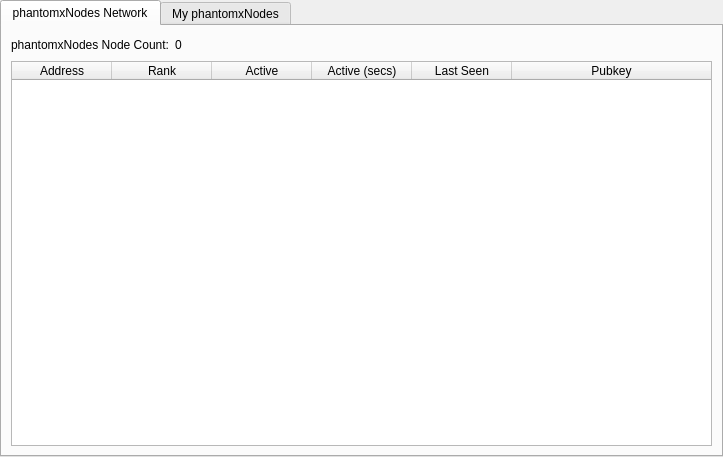
phantomxdev/phantomx, file src/qt/forms/masternodemanager.ui: the form before one commit.
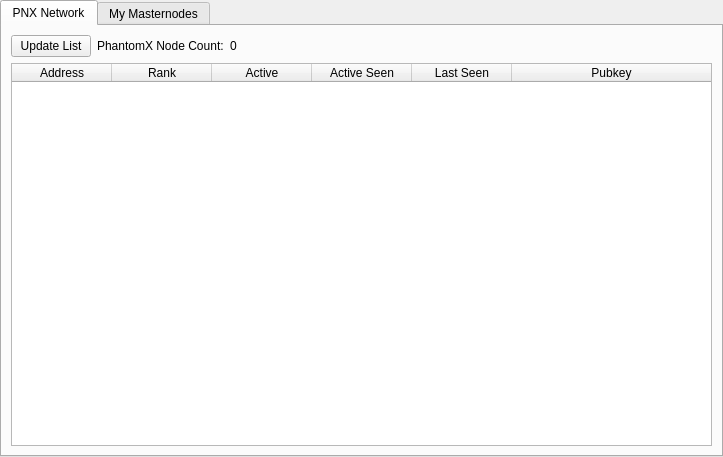
The form after the commit.

```diff
--- a/src/qt/forms/masternodemanager.ui
+++ b/src/qt/forms/masternodemanager.ui
@@ -38,7 +38,7 @@
        </property>
        <widget class="QWidget" name="tab">
         <attribute name="title">
-         <string>phantomxNodes Network</string>
+         <string>PNX Network</string>
         </attribute>
         <layout class="QGridLayout" name="gridLayout">
          <item row="1" column="0">
@@ -72,7 +72,7 @@
            </column>
            <column>
             <property name="text">
-             <string>Active (secs)</string>
+             <string>Active Seen</string>
             </property>
            </column>
            <column>
@@ -92,10 +92,20 @@
            <property name="bottomMargin">
             <number>0</number>
            </property>
+           <item>
+            <widget class="QPushButton" name="updateMNListButton">
+             <property name="toolTip">
+              <string>Update Masternodes List</string>
+             </property>
+             <property name="text">
+              <string>Update List</string>
+             </property>
+            </widget>
+           </item>
            <item>
             <widget class="QLabel" name="label_2">
              <property name="text">
-              <string>phantomxNodes Node Count:</string>
+              <string>PhantomX Node Count:</string>
              </property>
             </widget>
            </item>
@@ -125,7 +135,7 @@
        </widget>
        <widget class="QWidget" name="tab_2">
         <attribute name="title">
-         <string>My phantomxNodes</string>
+         <string>My Masternodes</string>
         </attribute>
         <layout class="QGridLayout" name="gridLayout_2">
          <item row="0" column="0">
```
Left out of the diff: 6 changed lines with no effect on the pictures.
